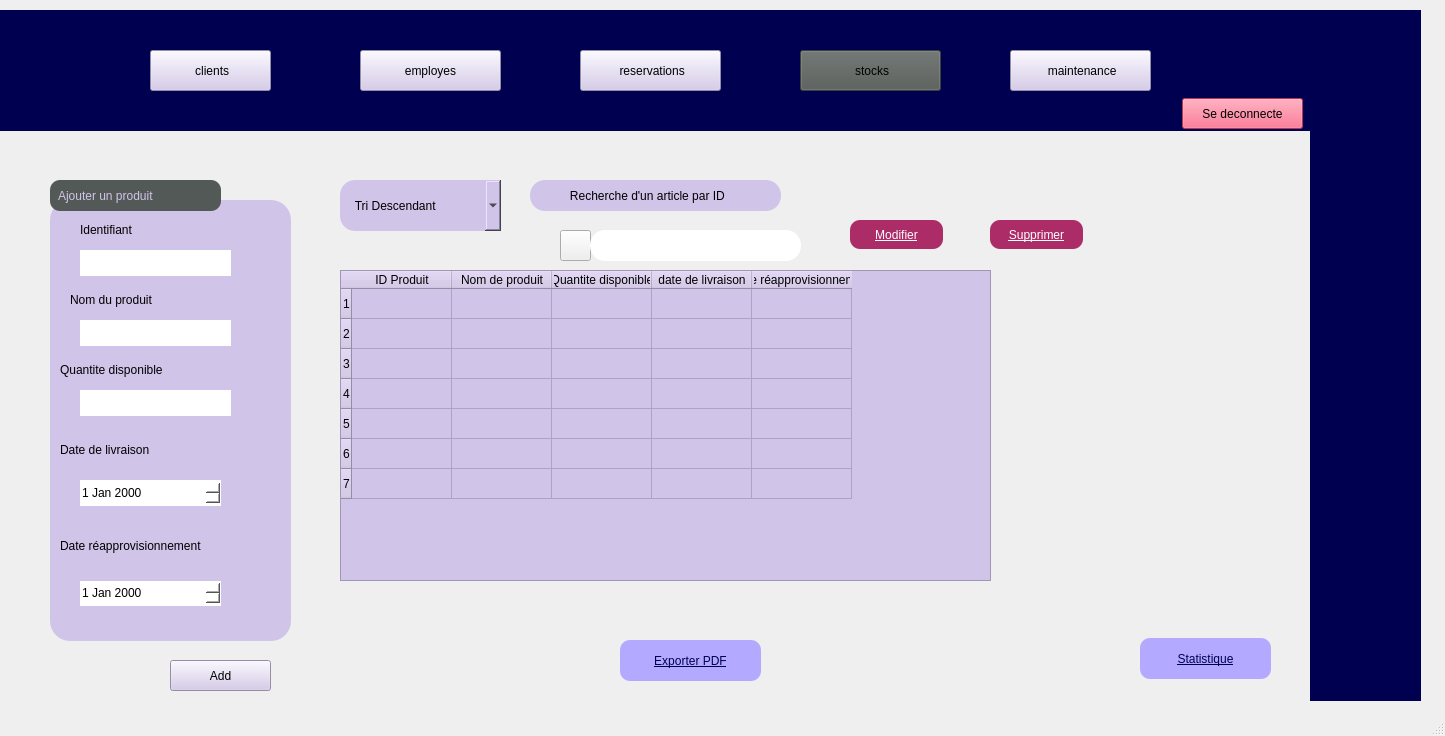
Before: the Qt Designer form mainwindow.ui in ProjetCpp-2425/projetcpp-smarthotel, drawn with Qt 5.
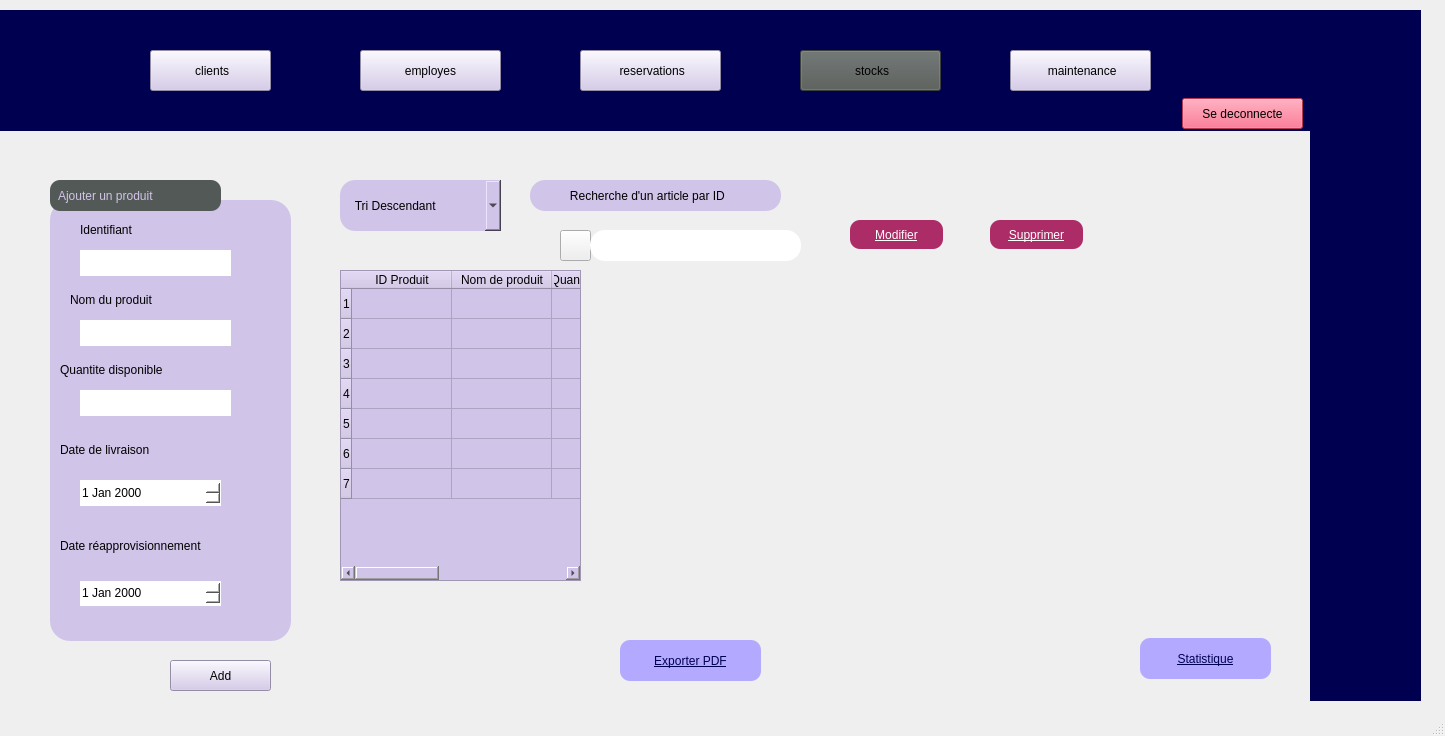
After: the same form once the commit is applied. Icons and pictures are not drawn.

```diff
--- a/mainwindow.ui
+++ b/mainwindow.ui
@@ -540,7 +540,7 @@
        <rect>
         <x>320</x>
         <y>110</y>
-        <width>651</width>
+        <width>241</width>
         <height>311</height>
        </rect>
       </property>
@@ -579,7 +579,7 @@
       </column>
       <column>
        <property name="text">
-        <string>Date réapprovisionnement</string>
+        <string>date de Réapprovisonnement</string>
        </property>
       </column>
       <item row="4" column="0">
```
